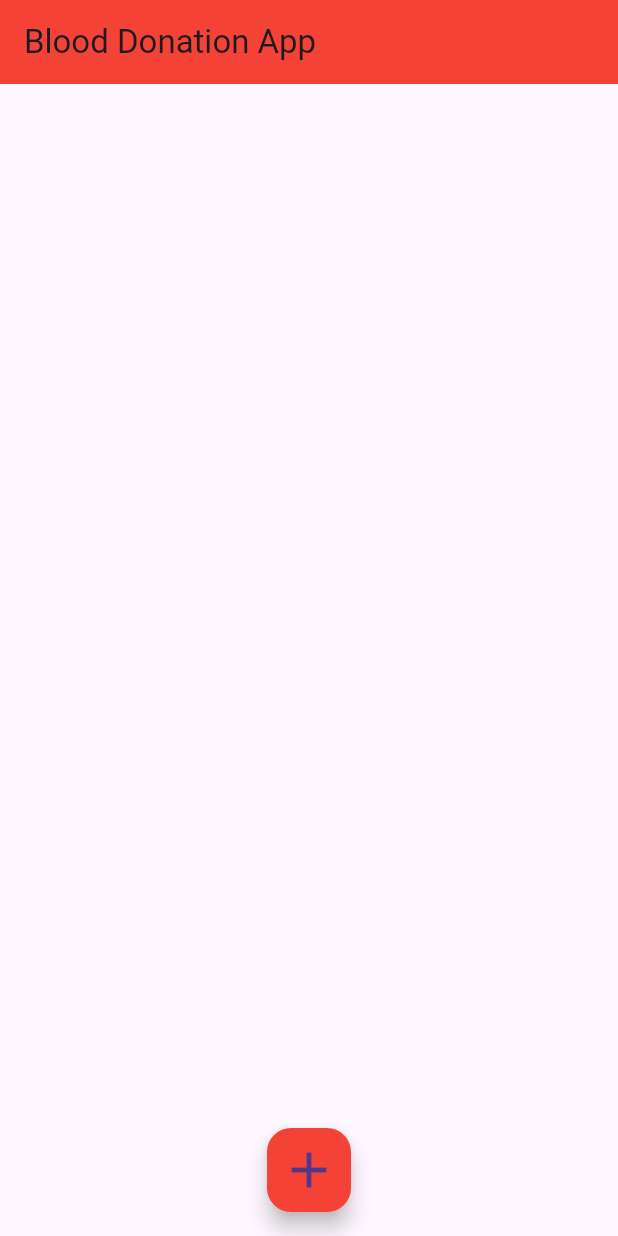
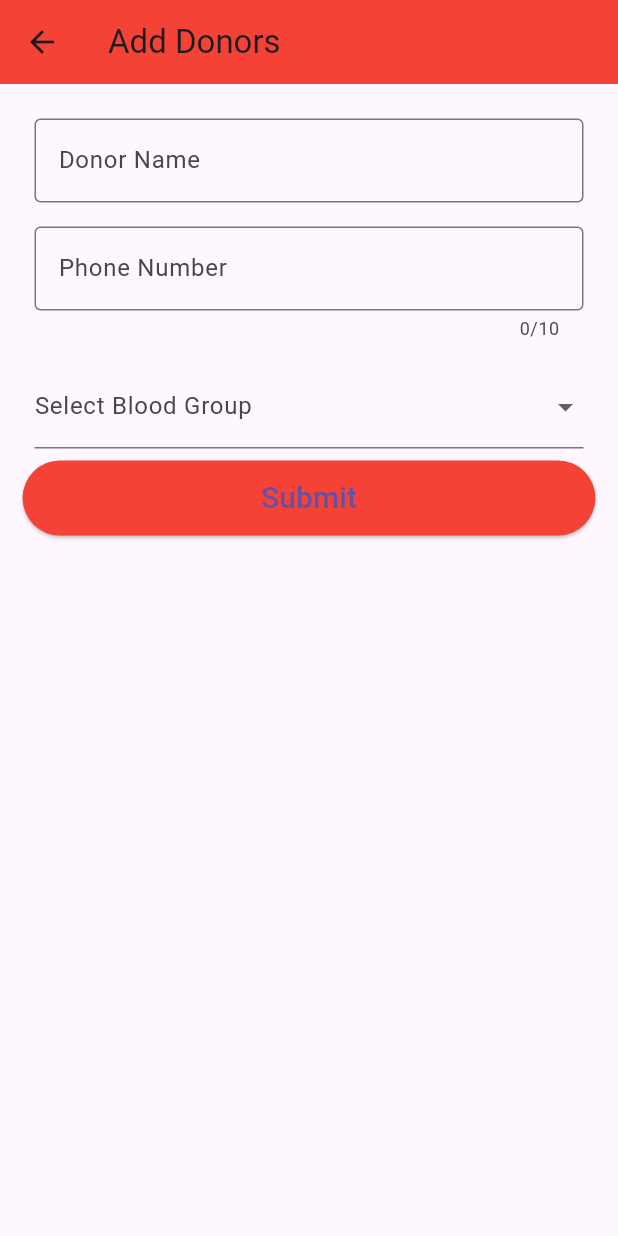
Before and after one commit to callmesidhu/Flutter-BloodDonation-app-frontend, a Flutter app: the screen it shows after launch, after a tap on the "add" icon, on a phone screen of 412 x 824 dp. Run offline on Flutter 3.47's test engine with Material 3 defaults, Android fonts, the phone set to English and light mode, and no system bars.

Commit message:
Donor page added

```diff
--- /dev/null
+++ b/lib/Components/add.dart
@@ -0,0 +1,76 @@
+import 'package:flutter/material.dart';
+
+class AddUser extends StatefulWidget {
+  const AddUser({super.key});
+
+  @override
+  State<AddUser> createState() => _AddUserState();
+}
+
+class _AddUserState extends State<AddUser> {
+  final bloodGroups = ['A+', 'A-', 'B+', 'B-', 'O+', 'O-', 'AB+', 'AB-'];
+  String? selectedGroup;
+
+  @override
+  Widget build(BuildContext context) {
+    return Scaffold(
+      appBar: AppBar(
+        title: Text("Add Donors"),
+        backgroundColor: Colors.red,
+      ),
+      body: Padding(
+        padding: const EdgeInsets.all(15.0),
+        child: Column(
+          children: [
+            Padding(
+              padding: const EdgeInsets.all(8.0),
+              child: TextField(
+                decoration: InputDecoration(
+                  border: OutlineInputBorder(),
+                  label: Text("Donor Name"),
+                ),
+              ),
+            ),
+            Padding(
+              padding: const EdgeInsets.all(8.0),
+              child: TextField(
+                keyboardType: TextInputType.number,
+                maxLength: 10,
+                decoration: InputDecoration(
+                  border: OutlineInputBorder(),
+                  label: Text("Phone Number"),
+                ),
+              ),
+            ),
+            Padding(
+              padding: const EdgeInsets.all(8.0),
+              child: DropdownButtonFormField(
+                decoration: InputDecoration(label: Text("Select Blood Group")),
+                items: bloodGroups.map((e) => DropdownMenuItem(
+                  child: Text(e),
+                  value: e,
+                )).toList(),
+                onChanged: (val) {
+                  setState(() {
+                    selectedGroup = val as String?;
+                  });
+                },
+              ),
+            ),
+            ElevatedButton(
+              onPressed: () {},
+              style: ButtonStyle(
+                minimumSize: MaterialStateProperty.all(Size(double.infinity, 50)),
+                backgroundColor: MaterialStateProperty.all(Colors.red),
+              ),
+              child: Text(
+                "Submit",
+                style: TextStyle(fontSize: 20),
+              ),
+            ),
+          ],
+        ),
+      ),
+    );
+  }
+}
--- a/lib/Components/home.dart
+++ b/lib/Components/home.dart
@@ -16,7 +16,9 @@ class _HomePageState extends State<HomePage> {
         backgroundColor: Colors.red,
       ),
       floatingActionButton: FloatingActionButton(
-        onPressed: () {},  // Corrected here
+        onPressed: () {
+          Navigator.pushNamed(context, '/add');
+        },  // Corrected here
         backgroundColor: Colors.red,
         child: Icon(
           Icons.add,
--- a/lib/main.dart
+++ b/lib/main.dart
@@ -1,5 +1,6 @@
 import 'package:flutter/material.dart';
 import 'Components/home.dart';
+import 'Components/add.dart';
 
 void main() {
   runApp(MyApp());
@@ -14,6 +15,7 @@ class MyApp extends StatelessWidget {
       title: 'Blood Donation',
       routes: {
         '/': (context) => HomePage(),
+        '/add': (context)=> AddUser(),
       },
       initialRoute: '/',
     );
```
